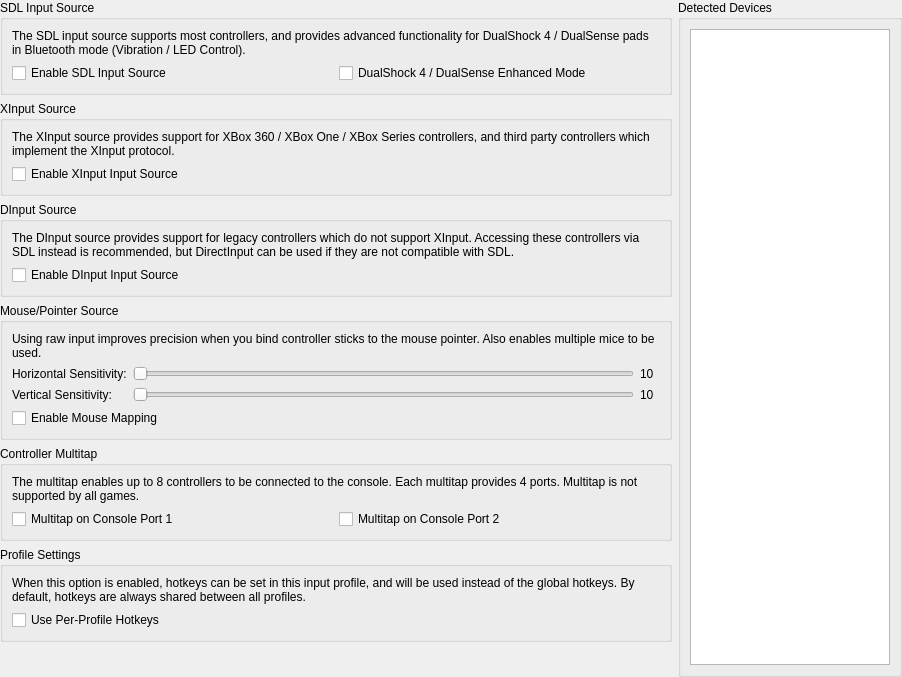
The window that pcsx2-qt/Settings/ControllerGlobalSettingsWidget.ui (PCSX2/pcsx2) describes before a commit, drawn with Qt 5.
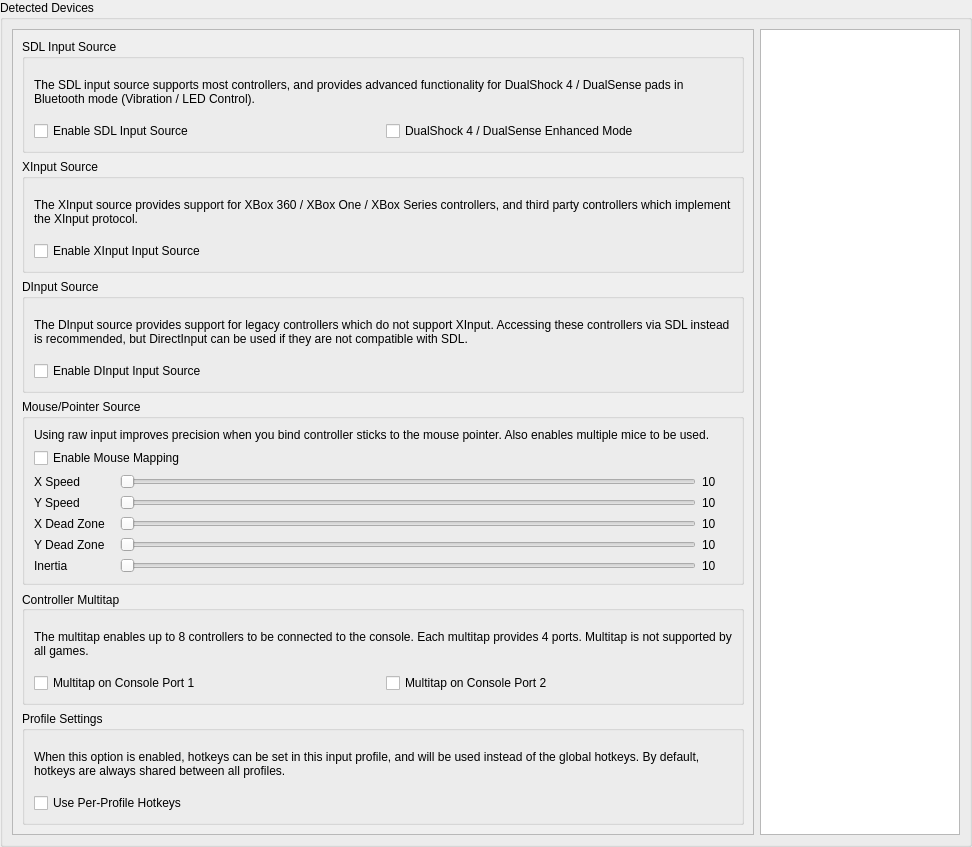
The same window after the commit.

Commit message: implemented mouse inertia and dead-zone compensation, and changed the way the sensitivity (now speed) setting works

```diff
--- a/pcsx2-qt/Settings/ControllerGlobalSettingsWidget.ui
+++ b/pcsx2-qt/Settings/ControllerGlobalSettingsWidget.ui
@@ -6,14 +6,20 @@
    <rect>
     <x>0</x>
     <y>0</y>
-    <width>902</width>
-    <height>677</height>
+    <width>972</width>
+    <height>847</height>
    </rect>
   </property>
+  <property name="sizePolicy">
+   <sizepolicy hsizetype="Preferred" vsizetype="Expanding">
+    <horstretch>0</horstretch>
+    <verstretch>0</verstretch>
+   </sizepolicy>
+  </property>
   <property name="windowTitle">
    <string>Form</string>
   </property>
-  <layout class="QGridLayout" name="mainLayout" columnstretch="1,0">
+  <layout class="QGridLayout" name="mainLayout" columnstretch="1">
    <property name="leftMargin">
     <number>0</number>
    </property>
@@ -26,7 +32,44 @@
    <property name="bottomMargin">
     <number>0</number>
    </property>
+   <item row="0" column="0" rowspan="2">
+    <widget class="QGroupBox" name="groupBox_3">
+     <property name="title">
+      <string>Detected Devices</string>
+     </property>
+     <layout class="QGridLayout" name="gridLayout">
+      <item row="0" column="1" colspan="2">
+       <widget class="QListWidget" name="deviceList">
+        <property name="minimumSize">
+         <size>
+          <width>200</width>
+          <height>0</height>
+         </size>
+        </property>
+        <property name="maximumSize">
+         <size>
+          <width>200</width>
+          <height>16777215</height>
+         </size>
+        </property>
+       </widget>
+      </item>
    <item row="0" column="0">
+       <widget class="QScrollArea" name="scrollArea">
+        <property name="widgetResizable">
+         <bool>true</bool>
+        </property>
+        <widget class="QWidget" name="scrollAreaWidgetContents">
+         <property name="geometry">
+          <rect>
+           <x>0</x>
+           <y>0</y>
+           <width>744</width>
+           <height>809</height>
+          </rect>
+         </property>
+         <layout class="QVBoxLayout" name="verticalLayout_2">
+          <item>
     <widget class="QGroupBox" name="sdlGroup">
      <property name="title">
       <string>SDL Input Source</string>
@@ -59,7 +102,7 @@
      </layout>
     </widget>
    </item>
-   <item row="1" column="0">
+          <item>
     <widget class="QGroupBox" name="xinputGroup">
      <property name="title">
       <string>XInput Source</string>
@@ -85,7 +128,7 @@
      </layout>
     </widget>
    </item>
-   <item row="2" column="0">
+          <item>
     <widget class="QGroupBox" name="dinputGroup">
      <property name="title">
       <string>DInput Source</string>
@@ -111,50 +154,403 @@
      </layout>
     </widget>
    </item>
-   <item row="6" column="0">
-    <spacer name="verticalSpacer">
-     <property name="orientation">
-      <enum>Qt::Vertical</enum>
-     </property>
-     <property name="sizeHint" stdset="0">
-      <size>
-       <width>20</width>
-       <height>45</height>
-      </size>
-     </property>
-    </spacer>
-   </item>
-   <item row="5" column="0">
-    <widget class="QGroupBox" name="profileSettings">
+          <item>
+           <widget class="QGroupBox" name="mouseGroup">
      <property name="title">
-      <string>Profile Settings</string>
-     </property>
-     <layout class="QGridLayout" name="gridLayout_5">
-      <item row="0" column="0">
-       <widget class="QLabel" name="label_4">
+             <string>Mouse/Pointer Source</string>
+            </property>
+            <layout class="QVBoxLayout" name="verticalLayout">
+             <item>
+              <widget class="QLabel" name="label_7">
+               <property name="sizePolicy">
+                <sizepolicy hsizetype="Preferred" vsizetype="Preferred">
+                 <horstretch>0</horstretch>
+                 <verstretch>0</verstretch>
+                </sizepolicy>
+               </property>
+               <property name="minimumSize">
+                <size>
+                 <width>0</width>
+                 <height>0</height>
+                </size>
+               </property>
         <property name="text">
-         <string>When this option is enabled, hotkeys can be set in this input profile, and will be used instead of the global hotkeys. By default, hotkeys are always shared between all profiles.</string>
+                <string>Using raw input improves precision when you bind controller sticks to the mouse pointer. Also enables multiple mice to be used.</string>
         </property>
         <property name="wordWrap">
          <bool>true</bool>
         </property>
        </widget>
       </item>
-      <item row="1" column="0">
-       <widget class="QCheckBox" name="useProfileHotkeyBindings">
+             <item>
+              <layout class="QHBoxLayout" name="EnableMouseMapping">
+               <item>
+                <widget class="QCheckBox" name="enableMouseMapping">
+                 <property name="sizePolicy">
+                  <sizepolicy hsizetype="Expanding" vsizetype="Preferred">
+                   <horstretch>0</horstretch>
+                   <verstretch>0</verstretch>
+                  </sizepolicy>
+                 </property>
+                 <property name="minimumSize">
+                  <size>
+                   <width>0</width>
+                   <height>0</height>
+                  </size>
+                 </property>
         <property name="text">
-         <string>Use Per-Profile Hotkeys</string>
+                  <string>Enable Mouse Mapping</string>
         </property>
        </widget>
       </item>
      </layout>
-    </widget>
-   </item>
-   <item row="4" column="0">
+             </item>
+             <item>
+              <layout class="QHBoxLayout" name="PointerXSpeed">
+               <item>
+                <widget class="QLabel" name="pointerXSpeedLabel">
+                 <property name="sizePolicy">
+                  <sizepolicy hsizetype="Minimum" vsizetype="Preferred">
+                   <horstretch>0</horstretch>
+                   <verstretch>0</verstretch>
+                  </sizepolicy>
+                 </property>
+                 <property name="minimumSize">
+                  <size>
+                   <width>80</width>
+                   <height>0</height>
+                  </size>
+                 </property>
+                 <property name="text">
+                  <string>X Speed</string>
+                 </property>
+                </widget>
+               </item>
+               <item>
+                <widget class="QSlider" name="pointerXSpeed">
+                 <property name="sizePolicy">
+                  <sizepolicy hsizetype="Expanding" vsizetype="Preferred">
+                   <horstretch>0</horstretch>
+                   <verstretch>0</verstretch>
+                  </sizepolicy>
+                 </property>
+                 <property name="minimumSize">
+                  <size>
+                   <width>0</width>
+                   <height>0</height>
+                  </size>
+                 </property>
+                 <property name="minimum">
+                  <number>0</number>
+                 </property>
+                 <property name="maximum">
+                  <number>100</number>
+                 </property>
+                 <property name="orientation">
+                  <enum>Qt::Horizontal</enum>
+                 </property>
+                </widget>
+               </item>
+               <item>
+                <widget class="QLabel" name="pointerXSpeedVal">
+                 <property name="sizePolicy">
+                  <sizepolicy hsizetype="Fixed" vsizetype="Preferred">
+                   <horstretch>0</horstretch>
+                   <verstretch>0</verstretch>
+                  </sizepolicy>
+                 </property>
+                 <property name="minimumSize">
+                  <size>
+                   <width>30</width>
+                   <height>0</height>
+                  </size>
+                 </property>
+                 <property name="text">
+                  <string>10</string>
+                 </property>
+                </widget>
+               </item>
+              </layout>
+             </item>
+             <item>
+              <layout class="QHBoxLayout" name="PointerYSpeed">
+               <item>
+                <widget class="QLabel" name="pointerYSpeedLabel">
+                 <property name="sizePolicy">
+                  <sizepolicy hsizetype="Minimum" vsizetype="Preferred">
+                   <horstretch>0</horstretch>
+                   <verstretch>0</verstretch>
+                  </sizepolicy>
+                 </property>
+                 <property name="minimumSize">
+                  <size>
+                   <width>80</width>
+                   <height>0</height>
+                  </size>
+                 </property>
+                 <property name="text">
+                  <string>Y Speed</string>
+                 </property>
+                </widget>
+               </item>
+               <item>
+                <widget class="QSlider" name="pointerYSpeed">
+                 <property name="sizePolicy">
+                  <sizepolicy hsizetype="Expanding" vsizetype="Preferred">
+                   <horstretch>0</horstretch>
+                   <verstretch>0</verstretch>
+                  </sizepolicy>
+                 </property>
+                 <property name="minimumSize">
+                  <size>
+                   <width>0</width>
+                   <height>0</height>
+                  </size>
+                 </property>
+                 <property name="minimum">
+                  <number>0</number>
+                 </property>
+                 <property name="maximum">
+                  <number>100</number>
+                 </property>
+                 <property name="orientation">
+                  <enum>Qt::Horizontal</enum>
+                 </property>
+                </widget>
+               </item>
+               <item>
+                <widget class="QLabel" name="pointerYSpeedVal">
+                 <property name="sizePolicy">
+                  <sizepolicy hsizetype="Fixed" vsizetype="Preferred">
+                   <horstretch>0</horstretch>
+                   <verstretch>0</verstretch>
+                  </sizepolicy>
+                 </property>
+                 <property name="minimumSize">
+                  <size>
+                   <width>30</width>
+                   <height>0</height>
+                  </size>
+                 </property>
+                 <property name="text">
+                  <string>10</string>
+                 </property>
+                </widget>
+               </item>
+              </layout>
+             </item>
+             <item>
+              <layout class="QHBoxLayout" name="PointerXDeadZone">
+               <item>
+                <widget class="QLabel" name="pointerXDeadZoneLabel">
+                 <property name="sizePolicy">
+                  <sizepolicy hsizetype="Minimum" vsizetype="Preferred">
+                   <horstretch>0</horstretch>
+                   <verstretch>0</verstretch>
+                  </sizepolicy>
+                 </property>
+                 <property name="minimumSize">
+                  <size>
+                   <width>80</width>
+                   <height>0</height>
+                  </size>
+                 </property>
+                 <property name="text">
+                  <string>X Dead Zone</string>
+                 </property>
+                </widget>
+               </item>
+               <item>
+                <widget class="QSlider" name="pointerXDeadZone">
+                 <property name="sizePolicy">
+                  <sizepolicy hsizetype="Expanding" vsizetype="Preferred">
+                   <horstretch>0</horstretch>
+                   <verstretch>0</verstretch>
+                  </sizepolicy>
+                 </property>
+                 <property name="minimumSize">
+                  <size>
+                   <width>0</width>
+                   <height>0</height>
+                  </size>
+                 </property>
+                 <property name="minimum">
+                  <number>0</number>
+                 </property>
+                 <property name="maximum">
+                  <number>100</number>
+                 </property>
+                 <property name="orientation">
+                  <enum>Qt::Horizontal</enum>
+                 </property>
+                </widget>
+               </item>
+               <item>
+                <widget class="QLabel" name="pointerXDeadZoneVal">
+                 <property name="sizePolicy">
+                  <sizepolicy hsizetype="Fixed" vsizetype="Preferred">
+                   <horstretch>0</horstretch>
+                   <verstretch>0</verstretch>
+                  </sizepolicy>
+                 </property>
+                 <property name="minimumSize">
+                  <size>
+                   <width>30</width>
+                   <height>0</height>
+                  </size>
+                 </property>
+                 <property name="text">
+                  <string>10</string>
+                 </property>
+                </widget>
+               </item>
+              </layout>
+             </item>
+             <item>
+              <layout class="QHBoxLayout" name="PointerYDeadZone">
+               <item>
+                <widget class="QLabel" name="pointerYDeadZoneLabel">
+                 <property name="sizePolicy">
+                  <sizepolicy hsizetype="Minimum" vsizetype="Preferred">
+                   <horstretch>0</horstretch>
+                   <verstretch>0</verstretch>
+                  </sizepolicy>
+                 </property>
+                 <property name="minimumSize">
+                  <size>
+                   <width>80</width>
+                   <height>0</height>
+                  </size>
+                 </property>
+                 <property name="text">
+                  <string>Y Dead Zone</string>
+                 </property>
+                </widget>
+               </item>
+               <item>
+                <widget class="QSlider" name="pointerYDeadZone">
+                 <property name="sizePolicy">
+                  <sizepolicy hsizetype="Expanding" vsizetype="Preferred">
+                   <horstretch>0</horstretch>
+                   <verstretch>0</verstretch>
+                  </sizepolicy>
+                 </property>
+                 <property name="minimumSize">
+                  <size>
+                   <width>0</width>
+                   <height>0</height>
+                  </size>
+                 </property>
+                 <property name="minimum">
+                  <number>0</number>
+                 </property>
+                 <property name="maximum">
+                  <number>100</number>
+                 </property>
+                 <property name="orientation">
+                  <enum>Qt::Horizontal</enum>
+                 </property>
+                </widget>
+               </item>
+               <item>
+                <widget class="QLabel" name="pointerYDeadZoneVal">
+                 <property name="sizePolicy">
+                  <sizepolicy hsizetype="Fixed" vsizetype="Preferred">
+                   <horstretch>0</horstretch>
+                   <verstretch>0</verstretch>
+                  </sizepolicy>
+                 </property>
+                 <property name="minimumSize">
+                  <size>
+                   <width>30</width>
+                   <height>0</height>
+                  </size>
+                 </property>
+                 <property name="text">
+                  <string>10</string>
+                 </property>
+                </widget>
+               </item>
+              </layout>
+             </item>
+             <item>
+              <layout class="QHBoxLayout" name="PointerInertia">
+               <item>
+                <widget class="QLabel" name="pointerInertiaLabel">
+                 <property name="sizePolicy">
+                  <sizepolicy hsizetype="Minimum" vsizetype="Preferred">
+                   <horstretch>0</horstretch>
+                   <verstretch>0</verstretch>
+                  </sizepolicy>
+                 </property>
+                 <property name="minimumSize">
+                  <size>
+                   <width>80</width>
+                   <height>0</height>
+                  </size>
+                 </property>
+                 <property name="text">
+                  <string>Inertia</string>
+                 </property>
+                </widget>
+               </item>
+               <item>
+                <widget class="QSlider" name="pointerInertia">
+                 <property name="sizePolicy">
+                  <sizepolicy hsizetype="Expanding" vsizetype="Preferred">
+                   <horstretch>0</horstretch>
+                   <verstretch>0</verstretch>
+                  </sizepolicy>
+                 </property>
+                 <property name="minimumSize">
+                  <size>
+                   <width>0</width>
+                   <height>0</height>
+                  </size>
+                 </property>
+                 <property name="minimum">
+                  <number>0</number>
+                 </property>
+                 <property name="maximum">
+                  <number>100</number>
+                 </property>
+                 <property name="orientation">
+                  <enum>Qt::Horizontal</enum>
+                 </property>
+                </widget>
+               </item>
+               <item>
+                <widget class="QLabel" name="pointerInertiaVal">
+                 <property name="sizePolicy">
+                  <sizepolicy hsizetype="Fixed" vsizetype="Preferred">
+                   <horstretch>0</horstretch>
+                   <verstretch>0</verstretch>
+                  </sizepolicy>
+                 </property>
+                 <property name="minimumSize">
+                  <size>
+                   <width>30</width>
+                   <height>0</height>
+                  </size>
+                 </property>
+                 <property name="text">
+                  <string>10</string>
+                 </property>
+                </widget>
+               </item>
+              </layout>
+             </item>
+            </layout>
+           </widget>
+          </item>
+          <item>
     <widget class="QGroupBox" name="multitapGroup">
      <property name="title">
       <string>Controller Multitap</string>
      </property>
+            <property name="alignment">
+             <set>Qt::AlignLeading|Qt::AlignLeft|Qt::AlignVCenter</set>
+            </property>
      <layout class="QGridLayout" name="gridLayout_4">
       <item row="0" column="0" colspan="2">
        <widget class="QLabel" name="label">
@@ -183,16 +579,16 @@
      </layout>
     </widget>
    </item>
-   <item row="3" column="0">
-    <widget class="QGroupBox" name="mouseGroup">
+          <item>
+           <widget class="QGroupBox" name="profileSettings">
      <property name="title">
-      <string>Mouse/Pointer Source</string>
-     </property>
-     <layout class="QFormLayout" name="formLayout">
-      <item row="0" column="0" colspan="2">
-       <widget class="QLabel" name="label_7">
+             <string>Profile Settings</string>
+            </property>
+            <layout class="QGridLayout" name="gridLayout_5">
+             <item row="0" column="0">
+              <widget class="QLabel" name="label_4">
         <property name="text">
-         <string>Using raw input improves precision when you bind controller sticks to the mouse pointer. Also enables multiple mice to be used.</string>
+                <string>When this option is enabled, hotkeys can be set in this input profile, and will be used instead of the global hotkeys. By default, hotkeys are always shared between all profiles.</string>
         </property>
         <property name="wordWrap">
          <bool>true</bool>
@@ -200,149 +596,17 @@
        </widget>
       </item>
       <item row="1" column="0">
-       <widget class="QLabel" name="label_5">
+              <widget class="QCheckBox" name="useProfileHotkeyBindings">
         <property name="text">
-         <string>Horizontal Sensitivity:</string>
+                <string>Use Per-Profile Hotkeys</string>
         </property>
        </widget>
       </item>
-      <item row="1" column="1">
-       <layout class="QHBoxLayout" name="horizontalLayout">
-        <item>
-         <widget class="QSlider" name="pointerXScale">
-          <property name="sizePolicy">
-           <sizepolicy hsizetype="Expanding" vsizetype="Fixed">
-            <horstretch>0</horstretch>
-            <verstretch>0</verstretch>
-           </sizepolicy>
-          </property>
-          <property name="minimumSize">
-           <size>
-            <width>150</width>
-            <height>0</height>
-           </size>
-          </property>
-          <property name="minimum">
-           <number>1</number>
-          </property>
-          <property name="maximum">
-           <number>30</number>
-          </property>
-          <property name="orientation">
-           <enum>Qt::Horizontal</enum>
-          </property>
-         </widget>
-        </item>
-        <item>
-         <widget class="QLabel" name="pointerXScaleLabel">
-          <property name="sizePolicy">
-           <sizepolicy hsizetype="Fixed" vsizetype="Preferred">
-            <horstretch>0</horstretch>
-            <verstretch>0</verstretch>
-           </sizepolicy>
-          </property>
-          <property name="minimumSize">
-           <size>
-            <width>20</width>
-            <height>0</height>
-           </size>
-          </property>
-          <property name="text">
-           <string>10</string>
-          </property>
-         </widget>
-        </item>
-       </layout>
-      </item>
-      <item row="2" column="0">
-       <widget class="QLabel" name="label_6">
-        <property name="text">
-         <string>Vertical Sensitivity:</string>
-        </property>
-       </widget>
-      </item>
-      <item row="2" column="1">
-       <layout class="QHBoxLayout" name="horizontalLayout_2">
-        <item>
-         <widget class="QSlider" name="pointerYScale">
-          <property name="sizePolicy">
-           <sizepolicy hsizetype="Expanding" vsizetype="Fixed">
-            <horstretch>0</horstretch>
-            <verstretch>0</verstretch>
-           </sizepolicy>
-          </property>
-          <property name="minimumSize">
-           <size>
-            <width>150</width>
-            <height>0</height>
-           </size>
-          </property>
-          <property name="minimum">
-           <number>1</number>
-          </property>
-          <property name="maximum">
-           <number>30</number>
-          </property>
-          <property name="orientation">
-           <enum>Qt::Horizontal</enum>
-          </property>
-         </widget>
-        </item>
-        <item>
-         <widget class="QLabel" name="pointerYScaleLabel">
-          <property name="sizePolicy">
-           <sizepolicy hsizetype="Fixed" vsizetype="Preferred">
-            <horstretch>0</horstretch>
-            <verstretch>0</verstretch>
-           </sizepolicy>
-          </property>
-          <property name="minimumSize">
-           <size>
-            <width>20</width>
-            <height>0</height>
-           </size>
-          </property>
-          <property name="text">
-           <string>10</string>
-          </property>
-         </widget>
-        </item>
-       </layout>
-      </item>
-      <item row="3" column="0" colspan="2">
-       <layout class="QHBoxLayout" name="horizontalLayout_3">
-        <item>
-         <widget class="QCheckBox" name="enableMouseMapping">
-          <property name="text">
-           <string>Enable Mouse Mapping</string>
-          </property>
-         </widget>
-        </item>
-       </layout>
-      </item>
-     </layout>
-    </widget>
-   </item>
-   <item row="0" column="1" rowspan="7">
-    <widget class="QGroupBox" name="groupBox_3">
-     <property name="title">
-      <string>Detected Devices</string>
-     </property>
-     <layout class="QGridLayout" name="gridLayout">
-      <item row="0" column="0" colspan="2">
-       <widget class="QListWidget" name="deviceList">
-        <property name="minimumSize">
-         <size>
-          <width>200</width>
-          <height>0</height>
-         </size>
-        </property>
-        <property name="maximumSize">
-         <size>
-          <width>200</width>
-          <height>16777215</height>
-         </size>
-        </property>
+            </layout>
+           </widget>
+          </item>
+         </layout>
+        </widget>
        </widget>
       </item>
      </layout>
```
Left out of the diff: 14 changed lines with no effect on the pictures. Lines whose indentation alone changed are shown as unchanged. The commit also changes 3 other files.
